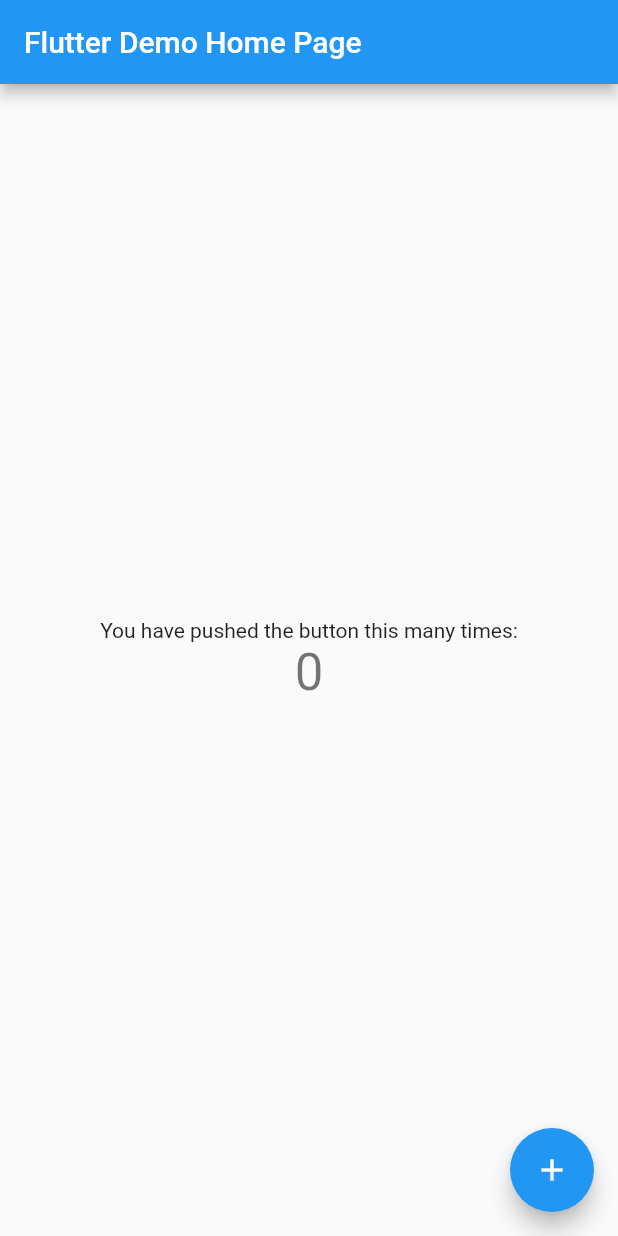
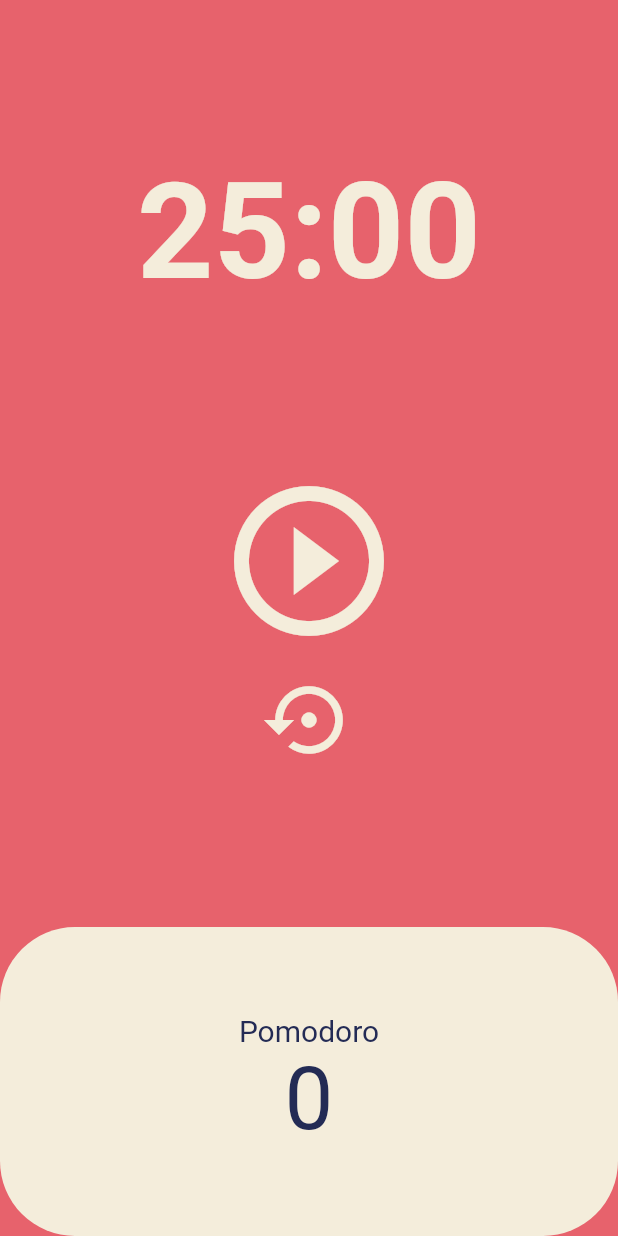
Before and after one commit to youksimgyu/statefulwidgetproject, a Flutter app: the screen it shows after launch, on a phone screen of 412 x 824 dp. Run offline on Flutter 3.47's test engine with Material 2 defaults, Android fonts, the light colour scheme and no system bars.

Commit message:
Pomodoro flutter 프로젝트

```diff
--- a/lib/main.dart
+++ b/lib/main.dart
@@ -1,115 +1,26 @@
 import 'package:flutter/material.dart';
+import 'package:statefulwidgetproject/screens/home_screen.dart';
 
 void main() {
-  runApp(const MyApp());
+  runApp(const App());
 }
 
-class MyApp extends StatelessWidget {
-  const MyApp({super.key});
+class App extends StatelessWidget {
+  const App({Key? key}) : super(key: key);
 
-  // This widget is the root of your application.
   @override
   Widget build(BuildContext context) {
     return MaterialApp(
-      title: 'Flutter Demo',
       theme: ThemeData(
-        // This is the theme of your application.
-        //
-        // Try running your application with "flutter run". You'll see the
-        // application has a blue toolbar. Then, without quitting the app, try
-        // changing the primarySwatch below to Colors.green and then invoke
-        // "hot reload" (press "r" in the console where you ran "flutter run",
-        // or simply save your changes to "hot reload" in a Flutter IDE).
-        // Notice that the counter didn't reset back to zero; the application
-        // is not restarted.
-        primarySwatch: Colors.blue,
+        backgroundColor: const Color(0xFFE7626C),
+        textTheme: const TextTheme(
+          headline1: TextStyle(
+            color: Color(0xFF232B55),
+          ),
+        ),
+        cardColor: const Color(0xFFF4EDDB),
       ),
-      home: const MyHomePage(title: 'Flutter Demo Home Page'),
+      home: const HomeScreen(),
     );
   }
 }
-
-class MyHomePage extends StatefulWidget {
-  const MyHomePage({super.key, required this.title});
-
-  // This widget is the home page of your application. It is stateful, meaning
-  // that it has a State object (defined below) that contains fields that affect
-  // how it looks.
-
-  // This class is the configuration for the state. It holds the values (in this
-  // case the title) provided by the parent (in this case the App widget) and
-  // used by the build method of the State. Fields in a Widget subclass are
-  // always marked "final".
-
-  final String title;
-
-  @override
-  State<MyHomePage> createState() => _MyHomePageState();
-}
-
-class _MyHomePageState extends State<MyHomePage> {
-  int _counter = 0;
-
-  void _incrementCounter() {
-    setState(() {
-      // This call to setState tells the Flutter framework that something has
-      // changed in this State, which causes it to rerun the build method below
-      // so that the display can reflect the updated values. If we changed
-      // _counter without calling setState(), then the build method would not be
-      // called again, and so nothing would appear to happen.
-      _counter++;
-    });
-  }
-
-  @override
-  Widget build(BuildContext context) {
-    // This method is rerun every time setState is called, for instance as done
-    // by the _incrementCounter method above.
-    //
-    // The Flutter framework has been optimized to make rerunning build methods
-    // fast, so that you can just rebuild anything that needs updating rather
-    // than having to individually change instances of widgets.
-    return Scaffold(
-      appBar: AppBar(
-        // Here we take the value from the MyHomePage object that was created by
-        // the App.build method, and use it to set our appbar title.
-        title: Text(widget.title),
-      ),
-      body: Center(
-        // Center is a layout widget. It takes a single child and positions it
-        // in the middle of the parent.
-        child: Column(
-          // Column is also a layout widget. It takes a list of children and
-          // arranges them vertically. By default, it sizes itself to fit its
-          // children horizontally, and tries to be as tall as its parent.
-          //
-          // Invoke "debug painting" (press "p" in the console, choose the
-          // "Toggle Debug Paint" action from the Flutter Inspector in Android
-          // Studio, or the "Toggle Debug Paint" command in Visual Studio Code)
-          // to see the wireframe for each widget.
-          //
-          // Column has various properties to control how it sizes itself and
-          // how it positions its children. Here we use mainAxisAlignment to
-          // center the children vertically; the main axis here is the vertical
-          // axis because Columns are vertical (the cross axis would be
-          // horizontal).
-          mainAxisAlignment: MainAxisAlignment.center,
-          children: <Widget>[
-            const Text(
-              'You have pushed the button this many times:',
-            ),
-            Text(
-              '$_counter',
-              style: Theme.of(context).textTheme.headline4,
-            ),
-          ],
-        ),
-      ),
-      floatingActionButton: FloatingActionButton(
-        onPressed: _incrementCounter,
-        tooltip: 'Increment',
-        child: const Icon(Icons.add),
-      ), // This trailing comma makes auto-formatting nicer for build methods.
-    );
-  }
-}
--- /dev/null
+++ b/lib/screens/home_screen.dart
@@ -0,0 +1,149 @@
+import 'dart:async';
+
+import 'package:flutter/material.dart';
+
+class HomeScreen extends StatefulWidget {
+  const HomeScreen({Key? key}) : super(key: key);
+
+  @override
+  State<HomeScreen> createState() => _HomeScreenState();
+}
+
+class _HomeScreenState extends State<HomeScreen> {
+  static const twentyFiveMinutes = 1500;
+  int totalSeconds = twentyFiveMinutes;
+  bool isRunning = false;
+  int totalPomodoro = 0;
+  late Timer timer;
+
+  void onTick(Timer timer) {
+    if (totalSeconds == 0) {
+      setState(() {
+        totalPomodoro = totalPomodoro + 1;
+        isRunning = false;
+        totalSeconds = twentyFiveMinutes;
+      });
+      timer.cancel();
+    } else {
+      setState(() {
+        totalSeconds = totalSeconds - 1;
+      });
+    }
+  }
+
+  void onStartPressed() {
+    timer = Timer.periodic(
+      const Duration(seconds: 1),
+      onTick,
+    );
+    setState(() {
+      isRunning = true;
+    });
+  }
+
+  void onPausePressed() {
+    timer.cancel();
+    setState(() {
+      isRunning = false;
+    });
+  }
+
+  void onResetPressed() {
+    timer.cancel();
+    setState(() {
+      isRunning = false;
+      totalSeconds = twentyFiveMinutes;
+    });
+  }
+
+  String format(int seconds) {
+    var duration = Duration(seconds: seconds);
+    var formatDuration = duration.toString().split('.').first.substring(2, 7);
+    return formatDuration;
+  }
+
+  @override
+  Widget build(BuildContext context) {
+    return Scaffold(
+      backgroundColor: Theme.of(context).backgroundColor,
+      body: Column(
+        children: [
+          Flexible(
+            flex: 1,
+            child: Container(
+              alignment: Alignment.bottomCenter,
+              child: Text(
+                format(totalSeconds),
+                style: TextStyle(
+                  color: Theme.of(context).cardColor,
+                  fontSize: 89,
+                  fontWeight: FontWeight.w600,
+                ),
+              ),
+            ),
+          ),
+          Flexible(
+            flex: 2,
+            child: Column(
+              mainAxisAlignment: MainAxisAlignment.center,
+              children: [
+                Center(
+                  child: IconButton(
+                    icon: Icon(isRunning
+                        ? Icons.pause_circle_outline
+                        : Icons.play_circle_outline),
+                    onPressed: isRunning ? onPausePressed : onStartPressed,
+                    iconSize: 120,
+                    color: Theme.of(context).cardColor,
+                  ),
+                ),
+                Center(
+                  child: IconButton(
+                    icon: const Icon(Icons.settings_backup_restore_outlined),
+                    onPressed: onResetPressed,
+                    iconSize: 60,
+                    color: Theme.of(context).cardColor,
+                  ),
+                ),
+              ],
+            ),
+          ),
+          Flexible(
+            flex: 1,
+            child: Row(
+              children: [
+                Expanded(
+                  child: Container(
+                    decoration: BoxDecoration(
+                      color: Theme.of(context).cardColor,
+                      borderRadius: BorderRadius.circular(50),
+                    ),
+                    child: Column(
+                      mainAxisAlignment: MainAxisAlignment.center,
+                      children: [
+                        Text(
+                          'Pomodoro',
+                          style: TextStyle(
+                            fontSize: 20,
+                            color: Theme.of(context).textTheme.headline1!.color,
+                          ),
+                        ),
+                        Text(
+                          '$totalPomodoro',
+                          style: TextStyle(
+                            fontSize: 58,
+                            color: Theme.of(context).textTheme.headline1!.color,
+                          ),
+                        ),
+                      ],
+                    ),
+                  ),
+                ),
+              ],
+            ),
+          ),
+        ],
+      ),
+    );
+  }
+}
```
